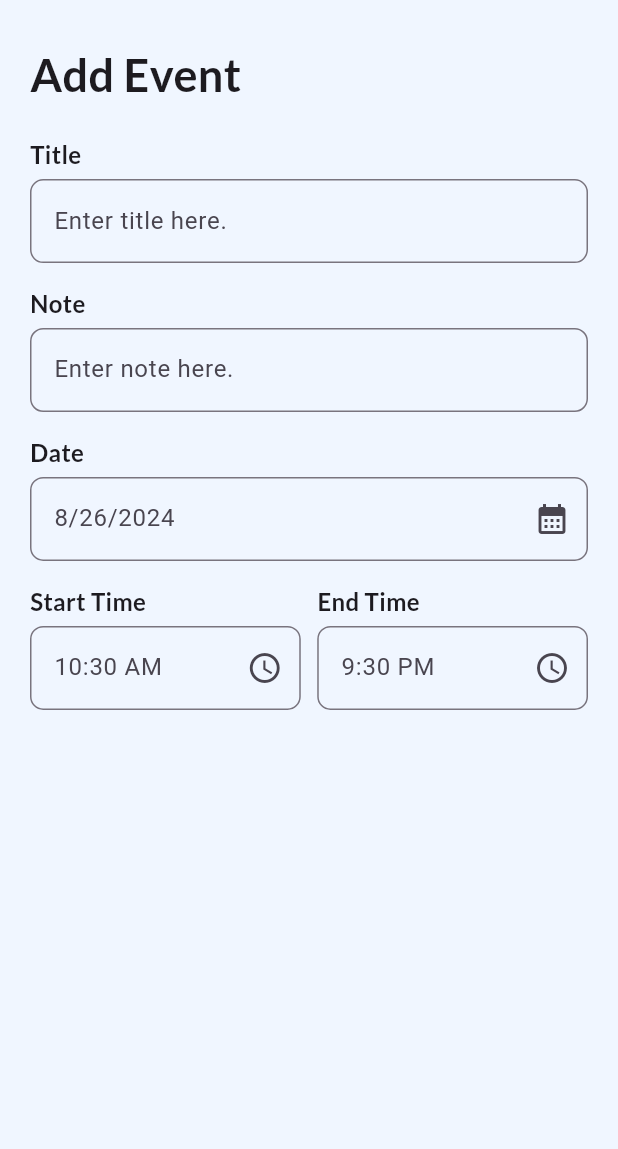
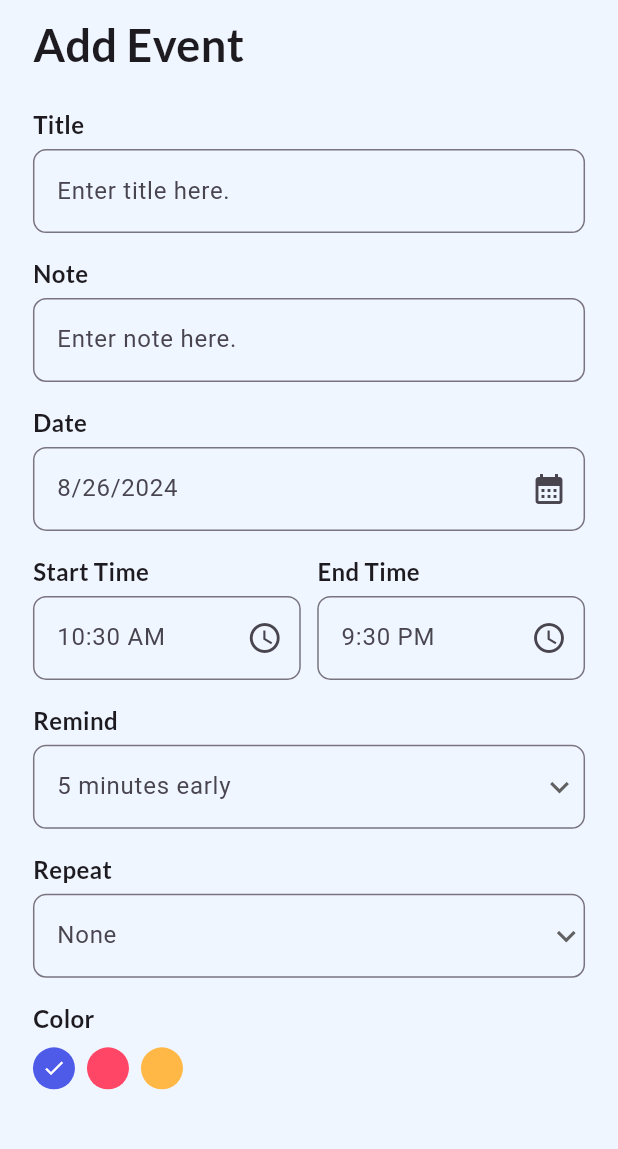
Before and after one commit to Alpha-Ronald/event_planner, a Flutter app: the HomePage screen opened directly, after a tap on "+ Add Event", on a phone screen of 412 x 824 dp, the part 72-1221 px from its top. Run offline on Flutter 3.47's test engine with Material 3 defaults, Android fonts, the phone set to English and light mode, and no system bars; drawn by our look-alikes of overlay_support; our stand-ins replace date_picker_timeline, firebase_core, flutter_screenutil, google_fonts; accounts and stored records are empty.

Commit message:
Building Add task Page- Almost complete

```diff
--- a/lib/features/home_page/pages/add_task_screen.dart
+++ b/lib/features/home_page/pages/add_task_screen.dart
@@ -1,11 +1,10 @@
-import 'dart:developer';
+// import 'dart:developer';
 
 import 'package:event_planner_app/core/theme.dart';
-import 'package:event_planner_app/features/home_page/widgets/text_input_field.dart';
+import 'package:event_planner_app/features/home_page/widgets/add_event_field.dart';
 import 'package:flutter/material.dart';
 import 'package:flutter_screenutil/flutter_screenutil.dart';
 import 'package:intl/intl.dart';
-
 import '../../../core/colors.dart';
 
 class AddTaskPage extends StatefulWidget {
@@ -19,13 +18,20 @@ class _AddTaskPageState extends State<AddTaskPage> {
   DateTime _selectedDate = DateTime.now();
   String _endTime = '9:30 PM';
   String _startTime = DateFormat("hh:mm a").format(DateTime.now()).toString();
+  int _selectedReminder = 5;
+  List<int> remindList = [5, 10, 15, 20];
+
+  String _selectedRepeat = "None";
+  List<String> repeatList = ["None", "Daily", "Weekly", "Monthly"];
+
+  int _selectedColor = 0;
 
   @override
   Widget build(BuildContext context) {
     return Scaffold(
       appBar: _appBar(),
       body: Container(
-        padding: EdgeInsets.all(20),
+        padding: EdgeInsets.only(right: 20.w, left: 20.w, bottom: 20.w),
         child: SingleChildScrollView(
           child: Column(
             crossAxisAlignment: CrossAxisAlignment.start,
@@ -37,9 +43,10 @@ class _AddTaskPageState extends State<AddTaskPage> {
               SizedBox(
                 height: 5.h,
               ),
-              const TextInputField(title: 'Title', hint: 'Enter title here.'),
-              const TextInputField(title: "Note", hint: "Enter note here."),
-              TextInputField(
+              const AddEventInputField(
+                  title: 'Title', hint: 'Enter title here.'),
+              const AddEventInputField(title: "Note", hint: "Enter note here."),
+              AddEventInputField(
                 title: "Date",
                 hint: DateFormat.yMd().format(_selectedDate),
                 readOnly: true,
@@ -54,11 +61,11 @@ class _AddTaskPageState extends State<AddTaskPage> {
                 mainAxisAlignment: MainAxisAlignment.spaceBetween,
                 children: [
                   Expanded(
-                    child: TextInputField(
+                    child: AddEventInputField(
                       title: 'Start Time',
                       hint: _startTime,
                       suffixIcon: IconButton(
-                        icon: Icon(Icons.access_time_outlined),
+                        icon: const Icon(Icons.access_time_outlined),
                         onPressed: () {
                           _getTime(isStartTime: true);
                         },
@@ -70,25 +77,121 @@ class _AddTaskPageState extends State<AddTaskPage> {
                     width: 10.w,
                   ),
                   Expanded(
-                    child: TextInputField(
+                    child: AddEventInputField(
                       title: 'End Time',
                       hint: _endTime,
                       suffixIcon: IconButton(
-                        icon: Icon(Icons.access_time_outlined),
+                        icon: const Icon(Icons.access_time_outlined),
                         onPressed: () {
                           _getTime(isStartTime: false);
-                          ;
                         },
                       ),
                       readOnly: true,
                     ),
                   )
                 ],
+              ),
+              AddEventInputField(
+                title: 'Remind',
+                hint: '$_selectedReminder minutes early',
+                readOnly: true,
+                suffixIcon: DropdownButton<String>(
+                  icon: const Icon(Icons.keyboard_arrow_down),
+                  iconSize: 25,
+                  elevation: 4,
+                  underline: Container(
+                    height: 0,
+                  ),
+                  items: remindList.map<DropdownMenuItem<String>>((int value) {
+                    return DropdownMenuItem<String>(
+                      value: value.toString(),
+                      child: Text(value.toString()),
+                    );
+                  }).toList(),
+                  onChanged: (String? newValue) {
+                    setState(() {
+                      _selectedReminder = int.parse(newValue!);
+                    });
+                  },
+                ),
+              ),
+              AddEventInputField(
+                title: 'Repeat',
+                hint: _selectedRepeat,
+                readOnly: true,
+                suffixIcon: DropdownButton<String>(
+                  icon: const Icon(Icons.keyboard_arrow_down),
+                  iconSize: 25,
+                  elevation: 4,
+                  underline: Container(
+                    height: 0,
+                  ),
+                  items:
+                      repeatList.map<DropdownMenuItem<String>>((String value) {
+                    return DropdownMenuItem<String>(
+                      value: value,
+                      child: Text(value,
+                          style: const TextStyle(color: Colors.grey)),
+                    );
+                  }).toList(),
+                  onChanged: (String? newValue) {
+                    setState(() {
+                      _selectedRepeat = newValue!;
+                    });
+                  },
+                ),
+              ),
+              SizedBox(
+                height: 15.h,
+              ),
+              Row(
+                children: [_colorPalete()],
               )
             ],
           ),
         ),
       ),
+    );
+  }
+
+  _colorPalete() {
+    return Column(
+      crossAxisAlignment: CrossAxisAlignment.start,
+      children: [
+        Text(
+          "Color",
+          style: titleStyle,
+        ),
+        Wrap(
+          children: List<Widget>.generate(3, (int index) {
+            return GestureDetector(
+              onTap: () {
+                setState(() {
+                  _selectedColor = index;
+                });
+              },
+              child: Padding(
+                padding: EdgeInsets.only(right: 8.0, top: 8.h),
+                child: CircleAvatar(
+                  radius: 14,
+                  backgroundColor: index == 0
+                      ? primaryColor
+                      : index == 1
+                          ? pinkColor
+                          : yellowColor,
+                  child: _selectedColor == index
+                      ? const Icon(
+                          Icons.done,
+                          color: Colors.white,
+                          size: 16,
+                        )
+                      : Container(),
+                ),
+              ),
+            );
+          }),
+        )
+      ],
     );
   }
 
@@ -123,14 +226,20 @@ class _AddTaskPageState extends State<AddTaskPage> {
     } else {}
   }
 
-  _getTime({required bool isStartTime}) {
-    var pickedTime = _showTimePicker();
-    String _formattedTime = pickedTime.format(context);
+  _getTime({required bool isStartTime}) async {
+    var pickedTime = await _showTimePicker();
+    if (!mounted || pickedTime == null) return;
+
+    String formattedTime = pickedTime.format(context);
     if (pickedTime! == null) {
     } else if (isStartTime == true) {
-      _startTime = _formattedTime;
+      setState(() {
+        _startTime = formattedTime;
+      });
     } else if (isStartTime == false) {
-      _endTime = _formattedTime;
+      setState(() {
+        _endTime = formattedTime;
+      });
     }
   }
 
@@ -138,6 +247,8 @@ class _AddTaskPageState extends State<AddTaskPage> {
     return showTimePicker(
         initialEntryMode: TimePickerEntryMode.input,
         context: context,
-        initialTime: TimeOfDay(hour: 9, minute: 00));
+        initialTime: TimeOfDay(
+            hour: int.parse(_startTime.split(":")[0]),
+            minute: int.parse(_startTime.split(":")[1].split(" ")[0])));
   }
 }
--- a/lib/features/home_page/pages/home_page_screen.dart
+++ b/lib/features/home_page/pages/home_page_screen.dart
@@ -6,6 +6,8 @@ import 'package:flutter_screenutil/flutter_screenutil.dart';
 import 'package:google_fonts/google_fonts.dart';
 import 'package:intl/intl.dart';
 import 'package:date_picker_timeline/date_picker_timeline.dart';
+
+import 'add_task_screen.dart';
 
 class HomePage extends StatefulWidget {
   const HomePage({super.key});
@@ -23,7 +25,7 @@ class _HomePageState extends State<HomePage> {
       appBar: _appBar(),
       body: Column(
         children: [
-          _addTaskBar(),
+          _addEventBar(context),
           DatePicker(
             DateTime.now(),
             height: 100,
@@ -31,22 +33,26 @@ class _HomePageState extends State<HomePage> {
             initialSelectedDate: DateTime.now(),
             selectionColor: primaryColor,
             selectedTextColor: Colors.white,
-            dateTextStyle: GoogleFonts.lato(textStyle: const TextStyle(
+            dateTextStyle: GoogleFonts.lato(
+              textStyle: const TextStyle(
                   fontSize: 20,
                   fontWeight: FontWeight.w600,
-                color: Colors.grey
-            ),),dayTextStyle: GoogleFonts.lato(textStyle: const TextStyle(
+                  color: Colors.grey),
+            ),
+            dayTextStyle: GoogleFonts.lato(
+              textStyle: const TextStyle(
                   fontSize: 15,
                   fontWeight: FontWeight.w600,
-                color: Colors.grey
-            ),),
-                  monthTextStyle: GoogleFonts.lato(textStyle: const TextStyle(
+                  color: Colors.grey),
+            ),
+            monthTextStyle: GoogleFonts.lato(
+              textStyle: const TextStyle(
                   fontSize: 15,
                   fontWeight: FontWeight.w600,
-                color: Colors.grey
-            ),),
-            onDateChange: (date){
-              _selectedDate=date;
+                  color: Colors.grey),
+            ),
+            onDateChange: (date) {
+              _selectedDate = date;
             },
           ),
         ],
@@ -55,7 +61,7 @@ class _HomePageState extends State<HomePage> {
   }
 }
 
-_appBar(){
+_appBar() {
   return AppBar(
     leading: Icon(Icons.light_mode),
     elevation: 0,
@@ -71,7 +77,7 @@ _appBar(){
   );
 }
 
-_addTaskBar(){
+_addEventBar(BuildContext context) {
   return Padding(
     padding: const EdgeInsets.fromLTRB(20.0, 0, 20, 15),
     child: Row(
@@ -90,7 +96,16 @@ _addTaskBar(){
             ),
           ],
         ),
-        const AddTaskButton()
+        AddEventButton(
+          onTap: () {
+            Navigator.push(context, MaterialPageRoute(
+              builder: (context) {
+                return const AddTaskPage();
+              },
+            ));
+          },
+          buttonText: '+ Add Event',
+        )
       ],
     ),
   );
--- a/lib/features/home_page/widgets/text_input_field.dart
+++ b/lib/features/home_page/widgets/add_event_field.dart
@@ -2,8 +2,8 @@ import 'package:event_planner_app/core/theme.dart';
 import 'package:flutter/material.dart';
 import 'package:flutter_screenutil/flutter_screenutil.dart';
 
-class TextInputField extends StatelessWidget {
-  const TextInputField(
+class AddEventInputField extends StatelessWidget {
+  const AddEventInputField(
       {super.key,
       required this.title,
       required this.hint,
--- a/lib/features/home_page/widgets/add_task_button.dart
+++ b/lib/features/home_page/widgets/add_task_button.dart
@@ -4,27 +4,25 @@ import 'package:flutter/material.dart';
 import 'package:flutter_screenutil/flutter_screenutil.dart';
 import 'package:google_fonts/google_fonts.dart';
 
-class AddTaskButton extends StatelessWidget {
-  const AddTaskButton({super.key});
+class AddEventButton extends StatelessWidget {
+  const AddEventButton(
+      {super.key, required this.buttonText, required this.onTap});
+
+  final String buttonText;
+  final VoidCallback onTap;
 
   @override
   Widget build(BuildContext context) {
     return GestureDetector(
-      onTap: () {
-        Navigator.push(context, MaterialPageRoute(
-          builder: (context) {
-            return const AddTaskPage();
-          },
-        ));
-      },
+      onTap: onTap,
       child: Container(
         width: 100.w,
         height: 60.h,
         decoration: BoxDecoration(
             borderRadius: BorderRadius.circular(20), color: primaryColor),
-        child: const Center(
+        child: Center(
           child: Text(
-            '+ Add Event',
+            buttonText,
             style: TextStyle(color: Colors.white),
           ),
         ),
```
Lines whose indentation alone changed are shown as unchanged.
